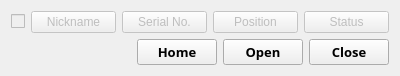
First picture: the form in Client/devices/MOTORS/motor_status_ui_v2.ui, repository jhjeong32snu/QtDeviceServer_for_IonTrap_v2, before the edit.
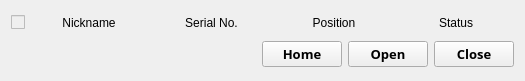
Second picture: the form after the edit.

Commit message:
Motor_controller_revival
Now there's ["motors"] in the device_dict as well as within the GUI.
You can monitor the current status and the position of all motors with a single window.

The edit to the form file:
```diff
--- a/Client/devices/MOTORS/motor_status_ui_v2.ui
+++ b/Client/devices/MOTORS/motor_status_ui_v2.ui
@@ -6,8 +6,8 @@
    <rect>
     <x>0</x>
     <y>0</y>
-    <width>400</width>
-    <height>76</height>
+    <width>525</width>
+    <height>81</height>
    </rect>
   </property>
   <property name="windowTitle">
@@ -16,32 +16,6 @@
   <layout class="QVBoxLayout" name="verticalLayout">
    <item>
     <layout class="QGridLayout" name="gridLayout" columnstretch="0,1,1,1,1">
-     <item row="0" column="3">
-      <widget class="QPushButton" name="pushButton_3">
-       <property name="enabled">
-        <bool>false</bool>
-       </property>
-       <property name="text">
-        <string>Position</string>
-       </property>
-       <property name="autoDefault">
-        <bool>false</bool>
-       </property>
-      </widget>
-     </item>
-     <item row="0" column="1">
-      <widget class="QPushButton" name="pushButton">
-       <property name="enabled">
-        <bool>false</bool>
-       </property>
-       <property name="text">
-        <string>Nickname</string>
-       </property>
-       <property name="autoDefault">
-        <bool>false</bool>
-       </property>
-      </widget>
-     </item>
      <item row="0" column="0">
       <widget class="QCheckBox" name="checkBox">
        <property name="enabled">
@@ -52,29 +26,67 @@
        </property>
       </widget>
      </item>
+     <item row="0" column="3">
+      <widget class="QLabel" name="HEAD_pos">
+       <property name="minimumSize">
+        <size>
+         <width>0</width>
+         <height>20</height>
+        </size>
+       </property>
+       <property name="text">
+        <string>Position</string>
+       </property>
+       <property name="alignment">
+        <set>Qt::AlignCenter</set>
+       </property>
+      </widget>
+     </item>
      <item row="0" column="2">
-      <widget class="QPushButton" name="pushButton_2">
-       <property name="enabled">
-        <bool>false</bool>
+      <widget class="QLabel" name="HEAD_serial_no">
+       <property name="minimumSize">
+        <size>
+         <width>0</width>
+         <height>20</height>
+        </size>
        </property>
        <property name="text">
         <string>Serial No.</string>
        </property>
-       <property name="autoDefault">
-        <bool>false</bool>
+       <property name="alignment">
+        <set>Qt::AlignCenter</set>
+       </property>
+      </widget>
+     </item>
+     <item row="0" column="1">
+      <widget class="QLabel" name="HEAD_nick">
+       <property name="minimumSize">
+        <size>
+         <width>0</width>
+         <height>20</height>
+        </size>
+       </property>
+       <property name="text">
+        <string>Nickname</string>
+       </property>
+       <property name="alignment">
+        <set>Qt::AlignCenter</set>
        </property>
       </widget>
      </item>
      <item row="0" column="4">
-      <widget class="QPushButton" name="pushButton_4">
-       <property name="enabled">
-        <bool>false</bool>
+      <widget class="QLabel" name="HEAD_status">
+       <property name="minimumSize">
+        <size>
+         <width>0</width>
+         <height>20</height>
+        </size>
        </property>
        <property name="text">
         <string>Status</string>
        </property>
-       <property name="autoDefault">
-        <bool>false</bool>
+       <property name="alignment">
+        <set>Qt::AlignCenter</set>
        </property>
       </widget>
      </item>
@@ -135,6 +147,9 @@
        <property name="text">
         <string>Open</string>
        </property>
+       <property name="checkable">
+        <bool>false</bool>
+       </property>
       </widget>
      </item>
      <item>
```
Left out of the diff: 22 changed lines with no effect on the pictures. The commit also changes 9 other files.
